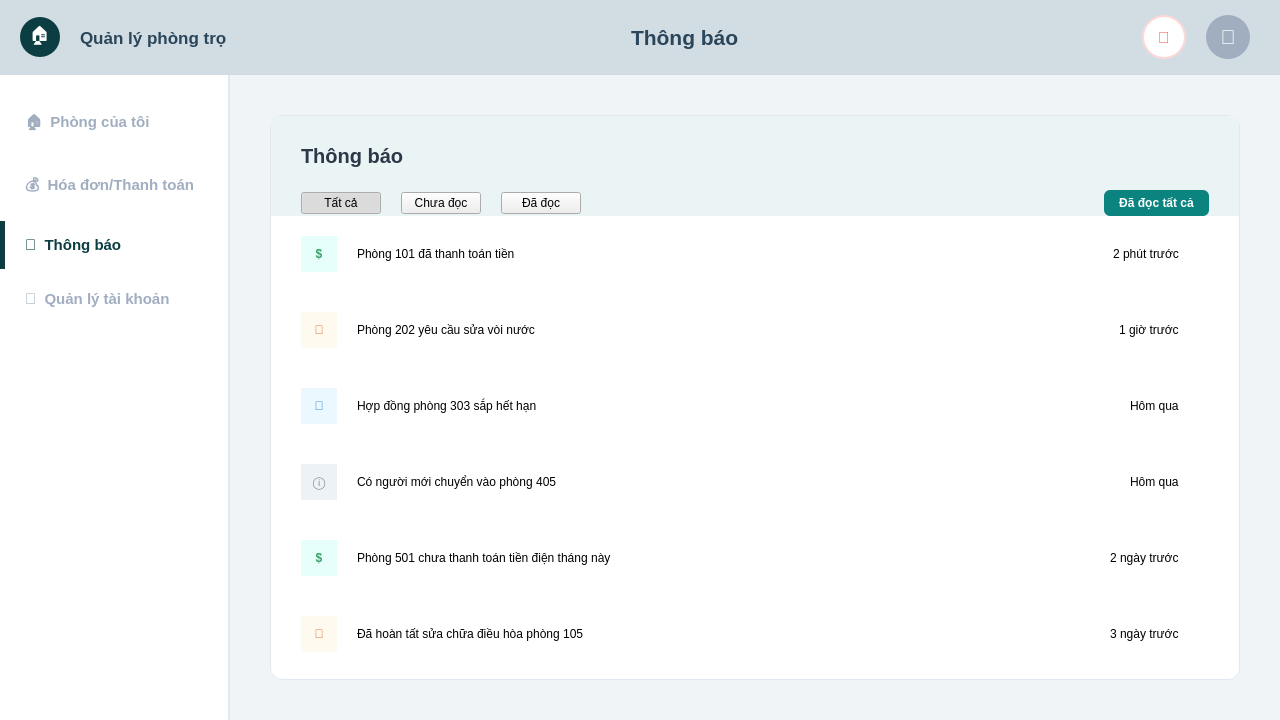
nhatanhdeptrai-exe/Final_Project_KTLT, file ui/UI_Guest/guest_notif.ui: the form before one commit.
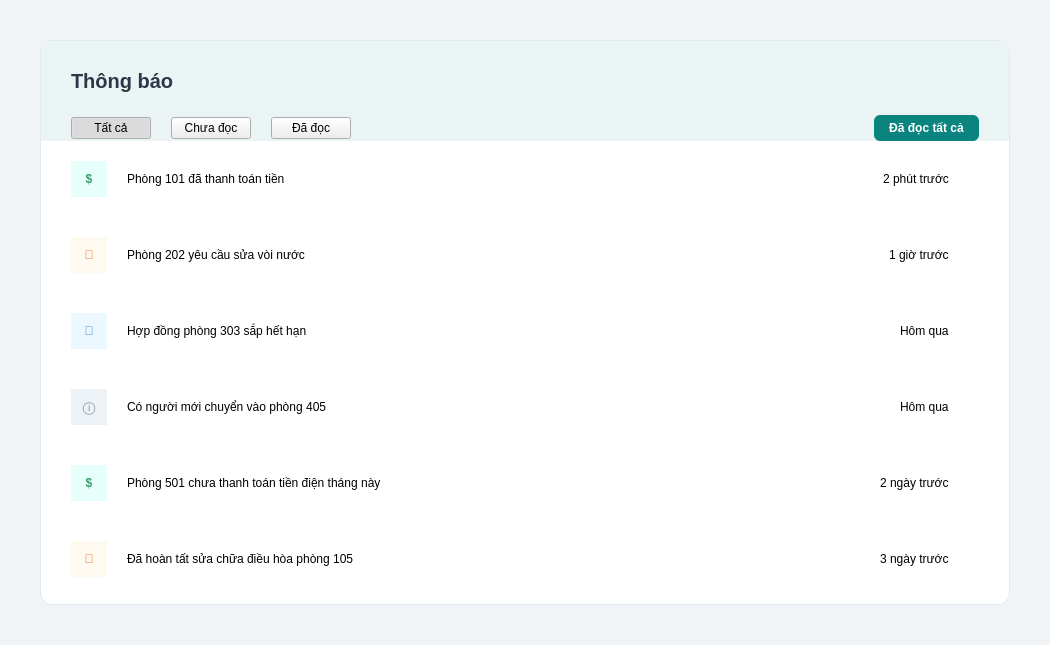
The form after the commit.

Commit message: feat: Thêm Quản lý tài khoản, Thông báo, bell popup, avatar navigation

Patch:
```diff
--- a/ui/UI_Guest/guest_notif.ui
+++ b/ui/UI_Guest/guest_notif.ui
@@ -1,35 +1,22 @@
 <?xml version="1.0" encoding="UTF-8"?>
 <ui version="4.0">
  <class>MainWindow</class>
- <widget class="QMainWindow" name="MainWindow">
+  <widget class="QWidget" name="PageGuestNotif">
   <property name="geometry">
    <rect>
     <x>0</x>
     <y>0</y>
-    <width>1280</width>
-    <height>720</height>
-   </rect>
-  </property>
-  <property name="minimumSize">
-   <size>
-    <width>1280</width>
-    <height>720</height>
-   </size>
-  </property>
+        <width>1050</width>
+        <height>645</height>
+      </rect>
+    </property>
   <property name="windowTitle">
    <string>Thông báo</string>
   </property>
   <property name="styleSheet">
    <string>QMainWindow { background-color: #f0f4f7; }</string>
   </property>
-  <widget class="QWidget" name="centralwidget">
-   <property name="styleSheet">
-    <string>QWidget#centralwidget { background-color: #f0f4f7; }</string>
-   </property>
-   <layout class="QVBoxLayout" name="verticalLayout">
-    <property name="spacing">
-     <number>0</number>
-    </property>
+    <layout class="QVBoxLayout" name="contentLayout">
     <property name="leftMargin">
      <number>0</number>
     </property>
@@ -42,267 +29,6 @@
     <property name="bottomMargin">
      <number>0</number>
     </property>
-    <item>
-     <widget class="QWidget" name="headerWidget" native="true">
-      <property name="minimumSize">
-       <size>
-        <width>0</width>
-        <height>75</height>
-       </size>
-      </property>
-      <property name="maximumSize">
-       <size>
-        <width>16777215</width>
-        <height>75</height>
-       </size>
-      </property>
-      <property name="styleSheet">
-       <string>QWidget#headerWidget { background-color: #d1dde3; }</string>
-      </property>
-      <layout class="QHBoxLayout" name="horizontalLayout">
-       <property name="spacing">
-        <number>20</number>
-       </property>
-       <property name="leftMargin">
-        <number>20</number>
-       </property>
-       <property name="rightMargin">
-        <number>30</number>
-       </property>
-       <item>
-        <widget class="QLabel" name="logoIcon">
-         <property name="minimumSize">
-          <size>
-           <width>40</width>
-           <height>40</height>
-          </size>
-         </property>
-         <property name="maximumSize">
-          <size>
-           <width>40</width>
-           <height>40</height>
-          </size>
-         </property>
-         <property name="styleSheet">
-          <string>background-color: #0b3d42; border-radius: 20px; color: white; font-size: 18px;</string>
-         </property>
-         <property name="text">
-          <string>🏠</string>
-         </property>
-         <property name="alignment">
-          <set>Qt::AlignCenter</set>
-         </property>
-        </widget>
-       </item>
-       <item>
-        <widget class="QLabel" name="logoText">
-         <property name="font">
-          <font>
-           <family>Segoe UI</family>
-           <pointsize>13</pointsize>
-           <weight>75</weight>
-           <bold>true</bold>
-          </font>
-         </property>
-         <property name="styleSheet">
-          <string>color: #2b455b;</string>
-         </property>
-         <property name="text">
-          <string>Quản lý phòng trọ</string>
-         </property>
-        </widget>
-       </item>
-       <item>
-        <spacer name="spacer1">
-         <property name="orientation">
-          <enum>Qt::Horizontal</enum>
-         </property>
-         <property name="sizeHint" stdset="0">
-          <size>
-           <width>20</width>
-           <height>20</height>
-          </size>
-         </property>
-        </spacer>
-       </item>
-       <item>
-        <widget class="QLabel" name="lblPageTitle">
-         <property name="font">
-          <font>
-           <family>Segoe UI</family>
-           <pointsize>16</pointsize>
-           <weight>75</weight>
-           <bold>true</bold>
-          </font>
-         </property>
-         <property name="styleSheet">
-          <string>color: #2b455b;</string>
-         </property>
-         <property name="text">
-          <string>Thông báo</string>
-         </property>
-        </widget>
-       </item>
-       <item>
-        <spacer name="spacer2">
-         <property name="orientation">
-          <enum>Qt::Horizontal</enum>
-         </property>
-         <property name="sizeHint" stdset="0">
-          <size>
-           <width>40</width>
-           <height>20</height>
-          </size>
-         </property>
-        </spacer>
-       </item>
-       <item>
-        <widget class="QPushButton" name="btnBell">
-         <property name="minimumSize">
-          <size>
-           <width>44</width>
-           <height>44</height>
-          </size>
-         </property>
-         <property name="maximumSize">
-          <size>
-           <width>44</width>
-           <height>44</height>
-          </size>
-         </property>
-         <property name="styleSheet">
-          <string>QPushButton { background-color: white; border-radius: 22px; color: #f56565; font-size: 16px; font-weight: bold; border: 2px solid #fed7d7; }</string>
-         </property>
-         <property name="text">
-          <string>🔔</string>
-         </property>
-        </widget>
-       </item>
-       <item>
-        <widget class="QLabel" name="lblAvatar">
-         <property name="minimumSize">
-          <size>
-           <width>44</width>
-           <height>44</height>
-          </size>
-         </property>
-         <property name="maximumSize">
-          <size>
-           <width>44</width>
-           <height>44</height>
-          </size>
-         </property>
-         <property name="styleSheet">
-          <string>background-color: #a0aec0; border-radius: 22px; color: white; font-size: 20px;</string>
-         </property>
-         <property name="text">
-          <string>👤</string>
-         </property>
-         <property name="alignment">
-          <set>Qt::AlignCenter</set>
-         </property>
-        </widget>
-       </item>
-      </layout>
-     </widget>
-    </item>
-    <item>
-     <layout class="QHBoxLayout" name="mainHLayout">
-      <property name="spacing">
-       <number>0</number>
-      </property>
-      <item>
-       <widget class="QWidget" name="sidebarWidget" native="true">
-        <property name="minimumSize">
-         <size>
-          <width>230</width>
-          <height>0</height>
-         </size>
-        </property>
-        <property name="maximumSize">
-         <size>
-          <width>230</width>
-          <height>16777215</height>
-         </size>
-        </property>
-        <property name="styleSheet">
-         <string>QWidget#sidebarWidget { background-color: white; border-right: 2px solid #e2e8f0; }
-QPushButton { text-align: left; padding: 15px 25px; border: none; background-color: transparent; color: #a0aec0; font-size: 15px; font-weight: bold; }
-QPushButton:hover { color: #2b455b; }
-QPushButton:checked { color: #0b3d42; border-left: 5px solid #0b3d42; padding-left: 20px; }</string>
-        </property>
-        <layout class="QVBoxLayout" name="verticalLayout_2">
-         <property name="leftMargin">
-          <number>0</number>
-         </property>
-         <property name="topMargin">
-          <number>20</number>
-         </property>
-         <property name="rightMargin">
-          <number>0</number>
-         </property>
-         <property name="bottomMargin">
-          <number>20</number>
-         </property>
-         <item>
-          <widget class="QPushButton" name="btnNavMyRoom">
-           <property name="text">
-            <string>🏠  Phòng của tôi</string>
-           </property>
-           <property name="checkable">
-            <bool>true</bool>
-           </property>
-          </widget>
-         </item>
-         <item>
-          <widget class="QPushButton" name="btnNavInvoices">
-           <property name="text">
-            <string>💰  Hóa đơn/Thanh toán</string>
-           </property>
-           <property name="checkable">
-            <bool>true</bool>
-           </property>
-          </widget>
-         </item>
-         <item>
-          <widget class="QPushButton" name="btnNavNotif">
-           <property name="text">
-            <string>🔔  Thông báo</string>
-           </property>
-           <property name="checkable">
-            <bool>true</bool>
-           </property>
-           <property name="checked">
-            <bool>true</bool>
-           </property>
-          </widget>
-         </item>
-         <item>
-          <widget class="QPushButton" name="btnNavAccount">
-           <property name="text">
-            <string>👤  Quản lý tài khoản</string>
-           </property>
-           <property name="checkable">
-            <bool>true</bool>
-           </property>
-          </widget>
-         </item>
-         <item>
-          <spacer name="verticalSpacer">
-           <property name="orientation">
-            <enum>Qt::Vertical</enum>
-           </property>
-           <property name="sizeHint" stdset="0">
-            <size>
-             <width>20</width>
-             <height>40</height>
-            </size>
-           </property>
-          </spacer>
-         </item>
-        </layout>
-       </widget>
-      </item>
       <item>
        <widget class="QStackedWidget" name="mainContentStack">
         <widget class="QWidget" name="pageThongBao">
@@ -1122,9 +848,6 @@
        </widget>
       </item>
      </layout>
-    </item>
-   </layout>
-  </widget>
  </widget>
  <resources />
  <connections />
```
Left out of the diff: 2 changed lines with no effect on the pictures. Lines whose indentation alone changed are shown as unchanged. The commit also changes 47 other files.
